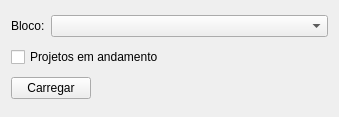
Above: uis/loadLayersQgisProject.ui from dsgoficial/SAP_Gerente before the change. Below: the same form after it.
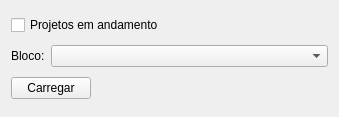
That is the form after the change.

Diff of the .ui file:
```diff
--- a/uis/loadLayersQgisProject.ui
+++ b/uis/loadLayersQgisProject.ui
@@ -58,7 +58,7 @@
      </item>
     </layout>
    </item>
-   <item row="2" column="0">
+   <item row="0" column="0">
     <widget class="QCheckBox" name="projectInProgressCkb">
      <property name="text">
       <string>Projetos em andamento</string>
```
